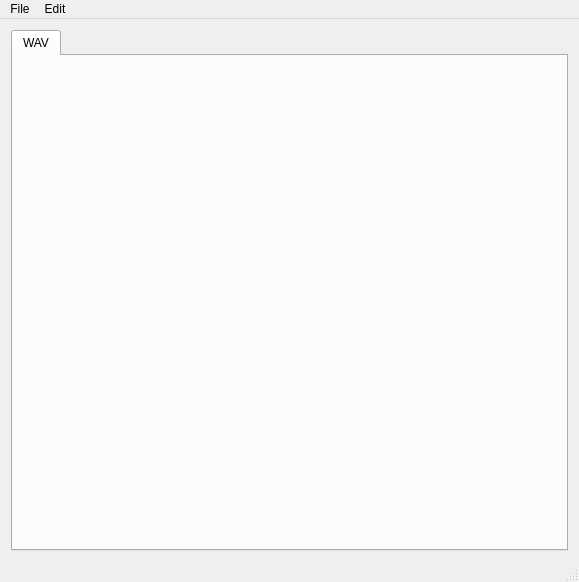
Old version of the form audioPipe/mainwindow.ui in the repository Krb686/audioPipe.
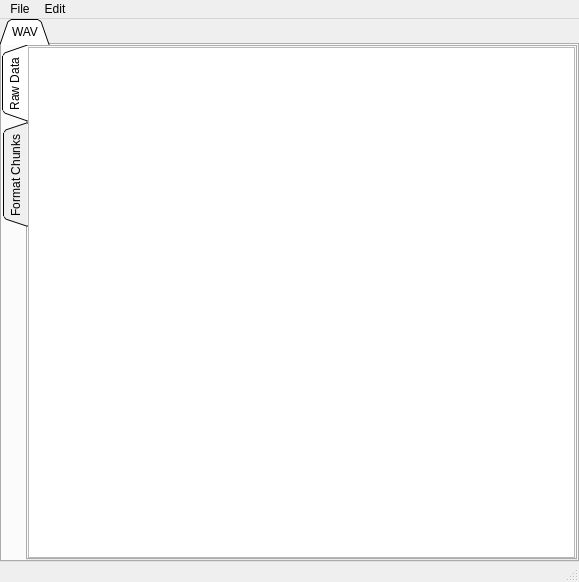
New version of the form. Icons and pictures are not drawn.

Commit message: -Added some tab widgets -Added file reading/item creation into tableWidget

Diff of the .ui file:
```diff
--- a/audioPipe/mainwindow.ui
+++ b/audioPipe/mainwindow.ui
@@ -21,7 +21,7 @@
   </property>
   <property name="maximumSize">
    <size>
-    <width>579</width>
+    <width>16777215</width>
     <height>16777215</height>
    </size>
   </property>
@@ -43,6 +43,21 @@
   </property>
   <widget class="QWidget" name="centralWidget">
    <layout class="QGridLayout" name="gridLayout_2">
+    <property name="leftMargin">
+     <number>0</number>
+    </property>
+    <property name="topMargin">
+     <number>0</number>
+    </property>
+    <property name="rightMargin">
+     <number>0</number>
+    </property>
+    <property name="bottomMargin">
+     <number>0</number>
+    </property>
+    <property name="spacing">
+     <number>0</number>
+    </property>
     <item row="0" column="0">
      <layout class="QGridLayout" name="gridLayout">
       <property name="sizeConstraint">
@@ -53,6 +68,9 @@
       </property>
       <item row="0" column="0">
        <widget class="QTabWidget" name="tabWidget">
+        <property name="tabShape">
+         <enum>QTabWidget::Triangular</enum>
+        </property>
         <property name="currentIndex">
          <number>0</number>
         </property>
@@ -60,6 +78,66 @@
          <attribute name="title">
           <string>WAV</string>
          </attribute>
+         <layout class="QGridLayout" name="gridLayout_3">
+          <property name="leftMargin">
+           <number>0</number>
+          </property>
+          <property name="topMargin">
+           <number>0</number>
+          </property>
+          <property name="rightMargin">
+           <number>0</number>
+          </property>
+          <property name="bottomMargin">
+           <number>0</number>
+          </property>
+          <property name="spacing">
+           <number>0</number>
+          </property>
+          <item row="0" column="0">
+           <widget class="QTabWidget" name="tabWidget_2">
+            <property name="tabPosition">
+             <enum>QTabWidget::West</enum>
+            </property>
+            <property name="tabShape">
+             <enum>QTabWidget::Triangular</enum>
+            </property>
+            <property name="currentIndex">
+             <number>0</number>
+            </property>
+            <widget class="QWidget" name="tab_2">
+             <attribute name="title">
+              <string>Raw Data</string>
+             </attribute>
+             <layout class="QGridLayout" name="gridLayout_4">
+              <property name="leftMargin">
+               <number>0</number>
+              </property>
+              <property name="topMargin">
+               <number>0</number>
+              </property>
+              <property name="rightMargin">
+               <number>0</number>
+              </property>
+              <property name="bottomMargin">
+               <number>0</number>
+              </property>
+              <property name="spacing">
+               <number>0</number>
+              </property>
+              <item row="0" column="1">
+               <widget class="QTableWidget" name="tableWidget"/>
+              </item>
+             </layout>
+            </widget>
+            <widget class="QWidget" name="tab_3">
+             <attribute name="title">
+              <string>Format Chunks</string>
+             </attribute>
+            </widget>
+           </widget>
+          </item>
+         </layout>
         </widget>
        </widget>
       </item>
```
The commit also changes 4 other files.
